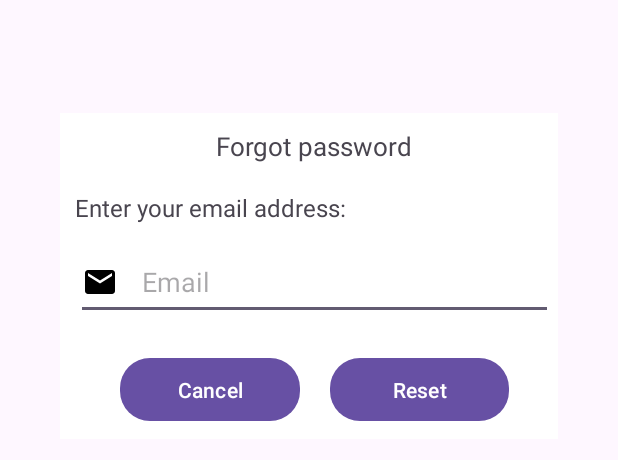
After one commit to malexandra13/Licenta, an Android app: the layout dialog_forgotpassword.xml on its own in the app's theme, with its tools: preview values and no code run, on a phone screen of 412 x 824 dp. The commit adds this screen. Shown: the top 460 px of the screen. Run offline under Robolectric (Android 15) with nearby library versions, the phone set to English and light mode, and no system bars.

Commit message:
forgotPassword

```diff
--- a/app/src/main/java/com/example/licenta/Login.java
+++ b/app/src/main/java/com/example/licenta/Login.java
@@ -2,14 +2,18 @@ package com.example.licenta;
 
 import androidx.annotation.NonNull;
 import androidx.annotation.Nullable;
+import androidx.appcompat.app.AlertDialog;
 import androidx.appcompat.app.AppCompatActivity;
 
 import android.content.Intent;
+import android.graphics.drawable.ColorDrawable;
 import android.os.Bundle;
 import android.text.TextUtils;
+import android.util.Patterns;
 import android.view.View;
 import android.widget.Button;
 import android.widget.CheckBox;
+import android.widget.EditText;
 import android.widget.ImageView;
 import android.widget.ProgressBar;
 import android.widget.TextView;
@@ -41,6 +45,7 @@ public class Login extends AppCompatActivity {
     CheckBox checkBoxRememberMe;
     SignInButton googleButton;
     private GoogleSignInClient googleSignInClient;
+    TextView forgotPassword;
 
 
     @Override
@@ -66,6 +71,7 @@ public class Login extends AppCompatActivity {
         buttonLogin = findViewById(R.id.loginButton);
         progressBar = findViewById(R.id.progressBar);
         textViewRegister = findViewById(R.id.registerNow);
+        forgotPassword = findViewById(R.id.forgotPassword);
         googleButton = findViewById(R.id.googleButton);
 
         //!TO-DO : implement check box "remember me"
@@ -87,6 +93,48 @@ public class Login extends AppCompatActivity {
                 Intent intent = new Intent(getApplicationContext(), Register.class);
                 startActivity(intent);
                 finish();
+            }
+        });
+
+        forgotPassword.setOnClickListener(new View.OnClickListener() {
+            @Override
+            public void onClick(View view) {
+                AlertDialog.Builder builder = new AlertDialog.Builder(Login.this);
+                View dialogView = getLayoutInflater().inflate(R.layout.dialog_forgotpassword, null);
+                EditText emailBox = dialogView.findViewById(R.id.emailBox);
+                builder.setView(dialogView);
+                AlertDialog dialog = builder.create();
+                dialogView.findViewById(R.id.btnReset).setOnClickListener(new View.OnClickListener() {
+                    @Override
+                    public void onClick(View view) {
+                        String userEmail = emailBox.getText().toString();
+                        if (TextUtils.isEmpty(userEmail) && !Patterns.EMAIL_ADDRESS.matcher(userEmail).matches()){
+                            Toast.makeText(Login.this, "Enter your registered email id", Toast.LENGTH_SHORT).show();
+                            return;
+                        }
+                        mAuth.sendPasswordResetEmail(userEmail).addOnCompleteListener(new OnCompleteListener<Void>() {
+                            @Override
+                            public void onComplete(@NonNull Task<Void> task) {
+                                if (task.isSuccessful()){
+                                    Toast.makeText(Login.this, "Check your email", Toast.LENGTH_SHORT).show();
+                                    dialog.dismiss();
+                                } else {
+                                    Toast.makeText(Login.this, "Unable to send, failed", Toast.LENGTH_SHORT).show();
+                                }
+                            }
+                        });
+                    }
+                });
+                dialogView.findViewById(R.id.btnCancel).setOnClickListener(new View.OnClickListener() {
+                    @Override
+                    public void onClick(View view) {
+                        dialog.dismiss();
+                    }
+                });
+                if (dialog.getWindow() != null){
+                    dialog.getWindow().setBackgroundDrawable(new ColorDrawable(0));
+                }
+                dialog.show();
             }
         });
 
--- /dev/null
+++ b/app/src/main/res/layout/dialog_forgotpassword.xml
@@ -0,0 +1,93 @@
+<?xml version="1.0" encoding="utf-8"?>
+<androidx.constraintlayout.widget.ConstraintLayout
+    xmlns:android="http://schemas.android.com/apk/res/android"
+    xmlns:tools="http://schemas.android.com/tools"
+    android:layout_margin="20dp"
+    android:padding="20dp"
+    android:id="@+id/dialogForgot"
+    xmlns:app="http://schemas.android.com/apk/res-auto"
+    android:layout_width="match_parent"
+    android:layout_height="match_parent">
+
+    <androidx.constraintlayout.widget.ConstraintLayout
+        android:id="@+id/dialogBox"
+        android:layout_width="339dp"
+        android:layout_height="217dp"
+        android:background="@color/white"
+        app:layout_constraintBottom_toBottomOf="parent"
+        app:layout_constraintEnd_toEndOf="parent"
+        app:layout_constraintHorizontal_bias="0.031"
+        app:layout_constraintStart_toStartOf="parent"
+        app:layout_constraintTop_toTopOf="parent"
+        app:layout_constraintVertical_bias="0.067">
+
+        <TextView
+            android:id="@+id/forgotTitle"
+            android:layout_width="match_parent"
+            android:layout_height="wrap_content"
+            android:drawablePadding="8dp"
+            android:padding="10dp"
+            android:text="@string/forgotPassword"
+            android:textAlignment="center"
+            android:textSize="17sp"
+            app:layout_constraintEnd_toEndOf="parent"
+            app:layout_constraintStart_toStartOf="parent"
+            app:layout_constraintTop_toTopOf="parent" />
+
+        <TextView
+            android:id="@+id/desc"
+            android:layout_width="319dp"
+            android:layout_height="36dp"
+            android:layout_marginTop="8dp"
+            android:text="Enter your email address:"
+            android:textSize="16sp"
+            app:layout_constraintEnd_toEndOf="parent"
+            app:layout_constraintStart_toStartOf="parent"
+            app:layout_constraintTop_toBottomOf="@id/forgotTitle" />
+
+
+        <Button
+            android:id="@+id/btnCancel"
+            android:layout_width="0dp"
+            android:layout_height="50dp"
+            android:layout_marginStart="40dp"
+            android:layout_marginEnd="10dp"
+            android:layout_marginBottom="8dp"
+            android:text="@string/cancel"
+            android:textSize="14sp"
+            app:cornerRadius="20dp"
+            app:layout_constraintBottom_toBottomOf="@id/dialogBox"
+            app:layout_constraintEnd_toStartOf="@id/btnReset"
+            app:layout_constraintStart_toStartOf="parent" />
+
+        <Button
+            android:id="@+id/btnReset"
+            android:layout_width="0dp"
+            android:layout_height="50dp"
+            android:layout_marginStart="10dp"
+            android:layout_marginEnd="40dp"
+            android:layout_marginBottom="8dp"
+            android:text="@string/reset"
+            android:textSize="14sp"
+            app:cornerRadius="20dp"
+            app:layout_constraintBottom_toBottomOf="@id/dialogBox"
+            app:layout_constraintEnd_toEndOf="parent"
+            app:layout_constraintStart_toEndOf="@id/btnCancel" />
+
+        <com.google.android.material.textfield.TextInputEditText
+            android:id="@+id/emailBox"
+            android:layout_width="318dp"
+            android:layout_height="50dp"
+            android:layout_marginBottom="80dp"
+            android:drawableLeft="@drawable/baseline_email_24"
+            android:drawablePadding="16dp"
+            android:hint="@string/email"
+            app:layout_constraintBottom_toBottomOf="parent"
+            app:layout_constraintEnd_toEndOf="parent"
+            app:layout_constraintStart_toStartOf="parent"
+            app:layout_constraintTop_toBottomOf="@+id/desc"
+            app:layout_constraintVertical_bias="0.23" />
+
+    </androidx.constraintlayout.widget.ConstraintLayout>
+
+</androidx.constraintlayout.widget.ConstraintLayout>
--- a/app/src/main/res/values/strings.xml
+++ b/app/src/main/res/values/strings.xml
@@ -14,4 +14,6 @@
     <string name="rememberMe">Remember me</string>
     <string name="othersConnection">or sign in with</string>
     <string name="forgotPassword">Forgot password</string>
+    <string name="cancel">Cancel</string>
+    <string name="reset">Reset</string>
 </resources>
```
